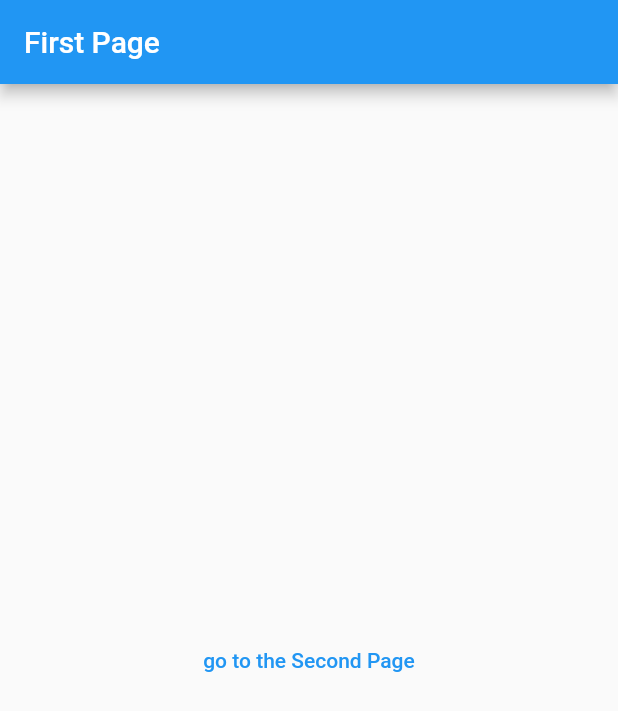
After one commit to StudyForBetterLife/flutter, a Flutter app: the screen it shows after launch, after a tap on "/MyNavigator", on a phone screen of 412 x 824 dp. The commit adds this screen. Shown: the top 711 px of the screen. Run offline on Flutter 3.47's test engine with Material 2 defaults, Android fonts, the phone set to English and light mode, and no system bars; our stand-ins replace fluttertoast.

Commit message:
Navigator

```diff
--- a/lib/main.dart
+++ b/lib/main.dart
@@ -2,6 +2,7 @@ import 'package:flutter/material.dart';
 import 'package:my_flutter_app/screen/column_row_widget.dart';
 import 'package:my_flutter_app/screen/grade.dart';
 import 'package:my_flutter_app/screen/my_app.dart';
+import 'package:my_flutter_app/screen/my_navigator.dart';
 import 'package:my_flutter_app/screen/snack_bar.dart';
 
 void main() {
@@ -60,6 +61,13 @@ class Home extends StatelessWidget {
                 },
                 child: const Text("/ColumnRowWidget"),
               ),
+              TextButton(
+                onPressed: () {
+                  Navigator.push(context,
+                      MaterialPageRoute(builder: (context) => const MyNavigator()));
+                },
+                child: const Text("/MyNavigator"),
+              ),
             ],
           ),
         ),
--- /dev/null
+++ b/lib/screen/my_navigator.dart
@@ -0,0 +1,59 @@
+import 'package:flutter/material.dart';
+
+// https://youtu.be/BWG9XS5ecig
+class MyNavigator extends StatelessWidget {
+  const MyNavigator({super.key});
+
+  @override
+  Widget build(BuildContext context) {
+    return const MaterialApp(
+      home: FirstPage(),
+    );
+  }
+}
+
+class FirstPage extends StatelessWidget {
+  const FirstPage({Key? key}) : super(key: key);
+
+  @override
+  Widget build(BuildContext context) {
+    return Scaffold(
+      appBar: AppBar(
+        title: Text("First Page"),
+      ),
+      body: Center(
+        child: TextButton(
+          child: Text("go to the Second Page"),
+          onPressed: () {
+            Navigator.push(
+                context,
+                MaterialPageRoute(
+                  builder: (context) => const SecondPage(),
+                ));
+          },
+        ),
+      ),
+    );
+  }
+}
+
+class SecondPage extends StatelessWidget {
+  const SecondPage({Key? key}) : super(key: key);
+
+  @override
+  Widget build(BuildContext context) {
+    return Scaffold(
+      appBar: AppBar(
+        title: Text("Second Page"),
+      ),
+      body: Center(
+        child: TextButton(
+          child: Text("go to the First Page"),
+          onPressed: () {
+            Navigator.pop(context);
+          },
+        ),
+      ),
+    );
+  }
+}
```
